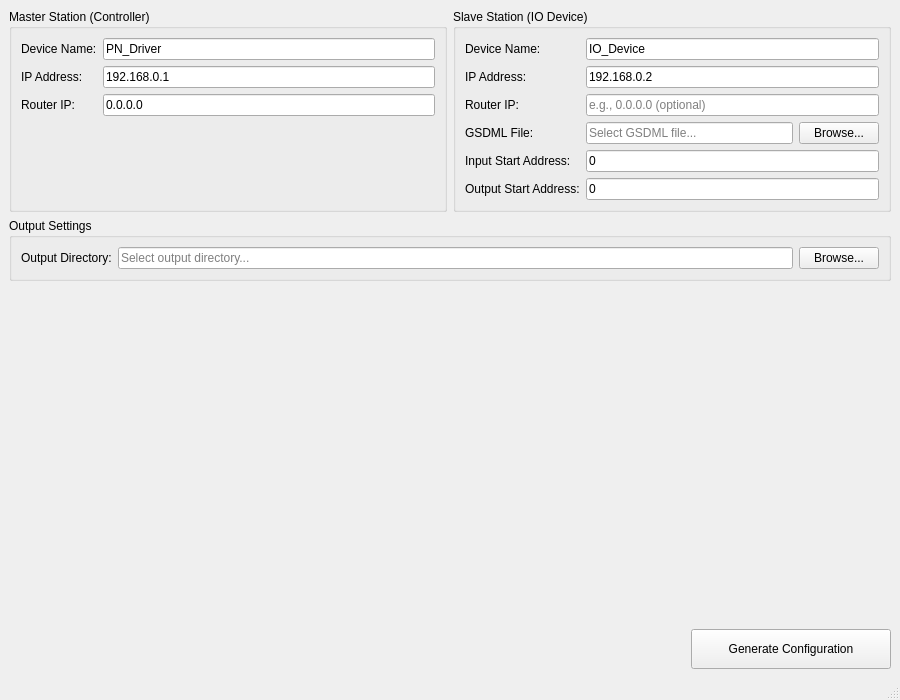
This is src/PNConfigGenerator/MainWindow.ui in helloninglei/PNConfigGenerator as Qt 5 draws it before an edit. The edited form follows.
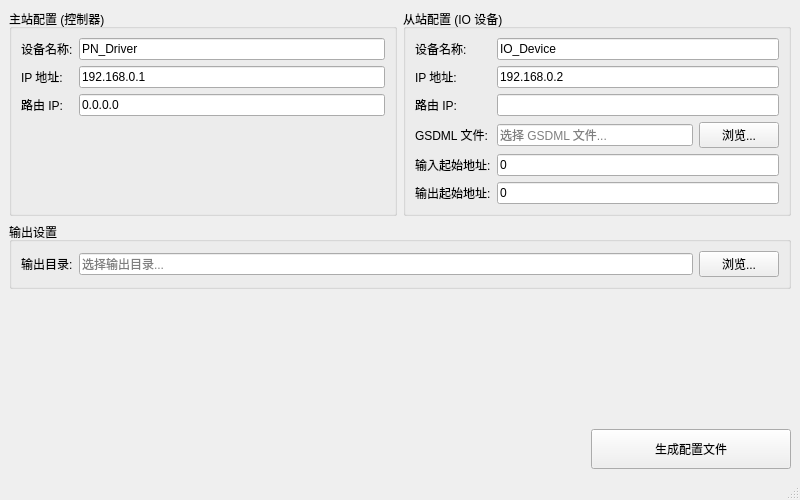
This is the edited form.

Commit message: 简化菜单

What changed in the file:
```diff
--- a/src/PNConfigGenerator/MainWindow.ui
+++ b/src/PNConfigGenerator/MainWindow.ui
@@ -6,8 +6,8 @@
    <rect>
     <x>0</x>
     <y>0</y>
-    <width>900</width>
-    <height>700</height>
+    <width>800</width>
+    <height>500</height>
    </rect>
   </property>
   <property name="windowTitle">
@@ -21,13 +21,13 @@
       <item>
        <widget class="QGroupBox" name="masterGroup">
         <property name="title">
-         <string>Master Station (Controller)</string>
+         <string>主站配置 (控制器)</string>
         </property>
         <layout class="QFormLayout" name="masterFormLayout">
          <item row="0" column="0">
           <widget class="QLabel" name="masterNameLabel">
            <property name="text">
-            <string>Device Name:</string>
+            <string>设备名称:</string>
            </property>
           </widget>
          </item>
@@ -36,15 +36,12 @@
            <property name="text">
             <string>PN_Driver</string>
            </property>
-           <property name="placeholderText">
-            <string>e.g., PN_Driver</string>
-           </property>
           </widget>
          </item>
          <item row="1" column="0">
           <widget class="QLabel" name="masterIPLabel">
            <property name="text">
-            <string>IP Address:</string>
+            <string>IP 地址:</string>
            </property>
           </widget>
          </item>
@@ -53,15 +50,12 @@
            <property name="text">
             <string>192.168.0.1</string>
            </property>
-           <property name="placeholderText">
-            <string>e.g., 192.168.0.1</string>
-           </property>
           </widget>
          </item>
          <item row="2" column="0">
           <widget class="QLabel" name="masterRouterLabel">
            <property name="text">
-            <string>Router IP:</string>
+            <string>路由 IP:</string>
            </property>
           </widget>
          </item>
@@ -70,9 +64,6 @@
            <property name="text">
             <string>0.0.0.0</string>
            </property>
-           <property name="placeholderText">
-            <string>e.g., 0.0.0.0 (optional)</string>
-           </property>
           </widget>
          </item>
         </layout>
@@ -82,13 +73,13 @@
       <item>
        <widget class="QGroupBox" name="slaveGroup">
         <property name="title">
-         <string>Slave Station (IO Device)</string>
+         <string>从站配置 (IO 设备)</string>
         </property>
         <layout class="QFormLayout" name="slaveFormLayout">
          <item row="0" column="0">
           <widget class="QLabel" name="slaveNameLabel">
            <property name="text">
-            <string>Device Name:</string>
+            <string>设备名称:</string>
            </property>
           </widget>
          </item>
@@ -97,15 +88,12 @@
            <property name="text">
             <string>IO_Device</string>
            </property>
-           <property name="placeholderText">
-            <string>e.g., IO_Device</string>
-           </property>
           </widget>
          </item>
          <item row="1" column="0">
           <widget class="QLabel" name="slaveIPLabel">
            <property name="text">
-            <string>IP Address:</string>
+            <string>IP 地址:</string>
            </property>
           </widget>
          </item>
@@ -114,29 +102,22 @@
            <property name="text">
             <string>192.168.0.2</string>
            </property>
-           <property name="placeholderText">
-            <string>e.g., 192.168.0.2</string>
-           </property>
           </widget>
          </item>
          <item row="2" column="0">
           <widget class="QLabel" name="slaveRouterLabel">
            <property name="text">
-            <string>Router IP:</string>
+            <string>路由 IP:</string>
            </property>
           </widget>
          </item>
          <item row="2" column="1">
-          <widget class="QLineEdit" name="slaveRouterEdit">
-           <property name="placeholderText">
-            <string>e.g., 0.0.0.0 (optional)</string>
-           </property>
-          </widget>
+          <widget class="QLineEdit" name="slaveRouterEdit"/>
          </item>
          <item row="3" column="0">
           <widget class="QLabel" name="gsdmlLabel">
            <property name="text">
-            <string>GSDML File:</string>
+            <string>GSDML 文件:</string>
            </property>
           </widget>
          </item>
@@ -145,14 +126,14 @@
            <item>
             <widget class="QLineEdit" name="gsdmlPathEdit">
              <property name="placeholderText">
-              <string>Select GSDML file...</string>
+              <string>选择 GSDML 文件...</string>
              </property>
             </widget>
            </item>
            <item>
             <widget class="QPushButton" name="browseGsdmlButton">
              <property name="text">
-              <string>Browse...</string>
+              <string>浏览...</string>
              </property>
             </widget>
            </item>
@@ -161,7 +142,7 @@
          <item row="4" column="0">
           <widget class="QLabel" name="inputStartLabel">
            <property name="text">
-            <string>Input Start Address:</string>
+            <string>输入起始地址:</string>
            </property>
           </widget>
          </item>
@@ -170,15 +151,12 @@
            <property name="text">
             <string>0</string>
            </property>
-           <property name="placeholderText">
-            <string>e.g., 0</string>
-           </property>
           </widget>
          </item>
          <item row="5" column="0">
           <widget class="QLabel" name="outputStartLabel">
            <property name="text">
-            <string>Output Start Address:</string>
+            <string>输出起始地址:</string>
            </property>
           </widget>
          </item>
@@ -187,9 +165,6 @@
            <property name="text">
             <string>0</string>
            </property>
-           <property name="placeholderText">
-            <string>e.g., 0</string>
-           </property>
           </widget>
          </item>
         </layout>
@@ -201,27 +176,27 @@
     <item>
      <widget class="QGroupBox" name="outputGroup">
       <property name="title">
-       <string>Output Settings</string>
+       <string>输出设置</string>
       </property>
       <layout class="QHBoxLayout" name="outputLayout">
        <item>
         <widget class="QLabel" name="outputLabel">
          <property name="text">
-          <string>Output Directory:</string>
+          <string>输出目录:</string>
          </property>
         </widget>
        </item>
        <item>
         <widget class="QLineEdit" name="outputPathEdit">
          <property name="placeholderText">
-          <string>Select output directory...</string>
+          <string>选择输出目录...</string>
          </property>
         </widget>
        </item>
        <item>
         <widget class="QPushButton" name="browseOutputButton">
          <property name="text">
-          <string>Browse...</string>
+          <string>浏览...</string>
          </property>
         </widget>
        </item>
@@ -237,7 +212,7 @@
       <property name="sizeHint" stdset="0">
        <size>
         <width>20</width>
-        <height>40</height>
+        <height>20</height>
        </size>
       </property>
      </spacer>
@@ -261,7 +236,7 @@
       <item>
        <widget class="QPushButton" name="generateButton">
         <property name="text">
-         <string>Generate Configuration</string>
+         <string>生成配置文件</string>
         </property>
         <property name="minimumSize">
          <size>
```
Left out of the diff: 22 changed lines with no effect on the pictures. The commit also changes 2 other files.
